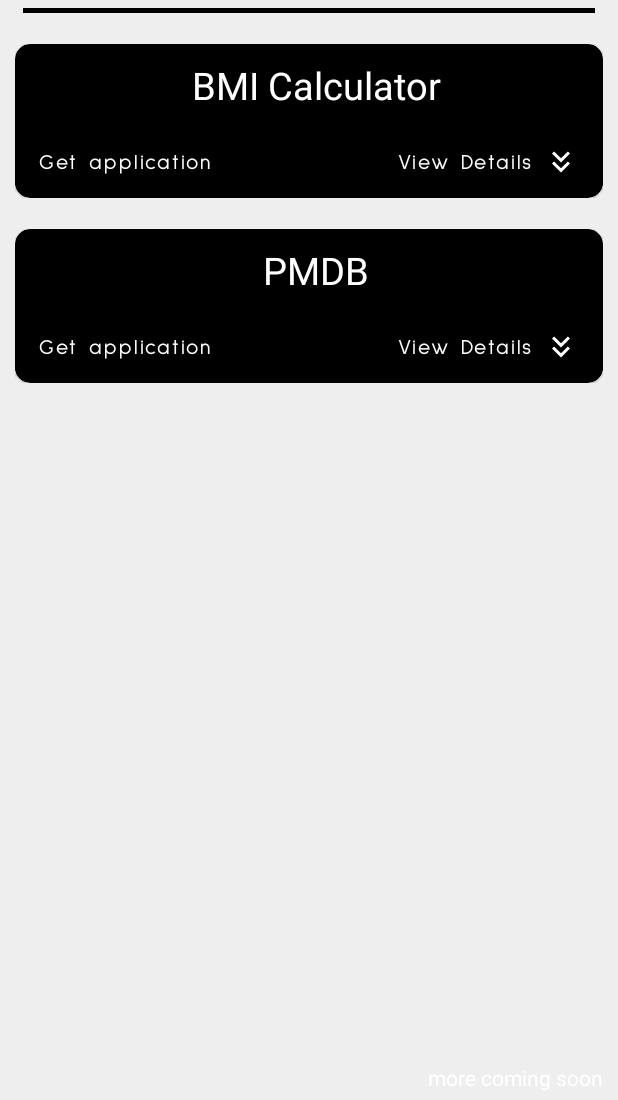
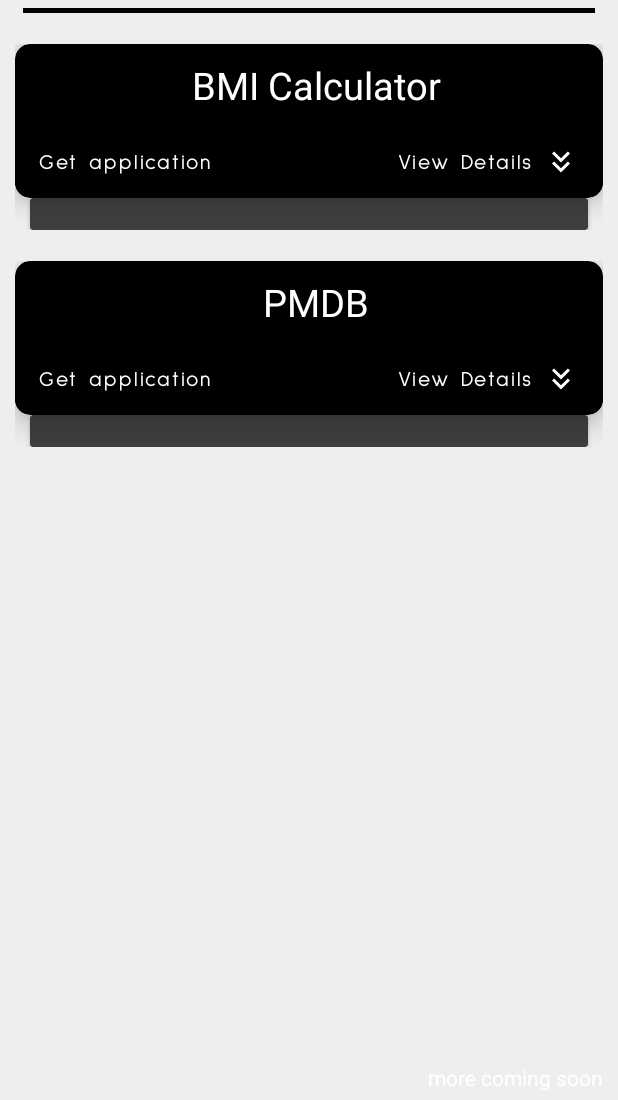
Before and after one commit to buzz-ht53/myportfolio, an Android app: the screen it shows after launch (MainActivity), on a phone screen of 412 x 824 dp, the part 136-1236 px from its top. Run offline under Robolectric (Android 15) with nearby library versions, the phone set to English and light mode, and no system bars; Roboto replaces fonts that are not available here.

Commit message:
# Dropdown 1

```diff
--- a/app/src/main/java/com/buzz_ht/myportfolio/Adapters/AppListRecyclerViewAdapter.kt
+++ b/app/src/main/java/com/buzz_ht/myportfolio/Adapters/AppListRecyclerViewAdapter.kt
@@ -4,7 +4,9 @@ import android.view.LayoutInflater
 import android.view.View
 import android.view.ViewGroup
 import android.widget.Button
+import android.widget.LinearLayout
 import android.widget.TextView
+import androidx.cardview.widget.CardView
 import androidx.recyclerview.widget.RecyclerView
 import com.buzz_ht.myportfolio.Models.CustomClass
 import com.buzz_ht.myportfolio.R
@@ -16,12 +18,19 @@ class AppListRecyclerViewAdapter(listOfItems: List<CustomClass>) :
 
     init {
         this.listOfItems = listOfItems
+        var count = 0
     }
 
     class ViewHolder(view: View) : RecyclerView.ViewHolder(view) {
         var txtAppTitle: TextView = view.findViewById(R.id.txtAppTitle)
+        var txtGithubLink: TextView = view.findViewById(R.id.txtGithubLink)
+        var txtAppUseCase: TextView = view.findViewById(R.id.txtAppUseCase)
+        var txtComplexity: TextView = view.findViewById(R.id.txtComplexity)
+        var txtTechnologiesUsed: TextView = view.findViewById(R.id.txtTechnologiesUsed)
+        var txtAppArchitecture: TextView = view.findViewById(R.id.txtAppArchitecture)
         var btnExpansion: Button = view.findViewById(R.id.btnExpansion)
         var btnGetApp: Button = view.findViewById(R.id.btnGetApp)
+        var expansionLayout: CardView = view.findViewById(R.id.expansionLayout)
     }
 
     override fun onCreateViewHolder(parent: ViewGroup, viewType: Int): ViewHolder {
@@ -33,6 +42,32 @@ class AppListRecyclerViewAdapter(listOfItems: List<CustomClass>) :
 
     override fun onBindViewHolder(holder: ViewHolder, position: Int) {
         holder.txtAppTitle.text = listOfItems[position].appName
+
+
+
+        holder.btnExpansion.setOnClickListener {
+
+            holder.expansionLayout.visibility = View.VISIBLE
+
+            if (listOfItems[position].architecture != "") {
+                holder.txtAppArchitecture.text =
+                    "Architecture used: " + listOfItems[position].architecture
+            }
+            if (listOfItems[position].githubLink != "") {
+                holder.txtGithubLink.text = "Github Link: " + listOfItems[position].githubLink
+            }
+            if (listOfItems[position].useCase != "") {
+                holder.txtAppUseCase.text = "UseCase: " + listOfItems[position].useCase
+            }
+            if (listOfItems[position].complexity != "") {
+                holder.txtComplexity.text =
+                    "App complexity used: " + listOfItems[position].complexity
+            }
+            if (listOfItems[position].technologiesUsed != "") {
+                holder.txtTechnologiesUsed.text =
+                    "Technologies used: " + listOfItems[position].technologiesUsed
+            }
+        }
     }
 
     override fun getItemCount(): Int {
--- a/app/src/main/java/com/buzz_ht/myportfolio/MainActivity.kt
+++ b/app/src/main/java/com/buzz_ht/myportfolio/MainActivity.kt
@@ -66,7 +66,8 @@ class MainActivity : AppCompatActivity() {
                 "Firebase Authentication",
                 "MVC",
                 "NA",
-                "Calculate your accurate BMI"
+                "Calculate your accurate BMI",
+                "1/10"
             )
         )
         listOfApps.add(
@@ -75,7 +76,8 @@ class MainActivity : AppCompatActivity() {
                 "Third Party Apis, Retrofit",
                 "MVC",
                 "NA",
-                "Find your favourite movies and shwos"
+                "Find your favourite movies and shwos",
+                "1.5/10"
             )
         )
 
--- a/app/src/main/java/com/buzz_ht/myportfolio/Models/CustomClass.kt
+++ b/app/src/main/java/com/buzz_ht/myportfolio/Models/CustomClass.kt
@@ -2,10 +2,11 @@ package com.buzz_ht.myportfolio.Models
 
 data class CustomClass(
     val appName: String,
-    val technologiesUsed: String,
+
     val architecture: String,
     val githubLink: String,
-    val useCase: String
-
+    val technologiesUsed: String,
+    val useCase: String,
+    val complexity: String
 
 )
--- a/app/src/main/res/layout/applist_recview.xml
+++ b/app/src/main/res/layout/applist_recview.xml
@@ -9,17 +9,19 @@
     android:layout_height="wrap_content">
 
     <com.google.android.material.card.MaterialCardView
+        android:id="@+id/materialCardView"
         android:layout_width="match_parent"
         android:layout_height="wrap_content"
+        android:backgroundTint="@color/black"
+        app:cardCornerRadius="10dp"
+        app:cardElevation="10dp"
         app:layout_constraintStart_toStartOf="parent"
-        app:cardCornerRadius="10dp"
-        android:backgroundTint="@color/black"
         app:layout_constraintTop_toTopOf="parent">
 
         <RelativeLayout
             android:layout_width="match_parent"
-            android:gravity="center"
-            android:layout_height="wrap_content">
+            android:layout_height="wrap_content"
+            android:gravity="center">
 
             <TextView
                 android:id="@+id/txtAppTitle"
@@ -29,8 +31,8 @@
                 android:layout_marginStart="10dp"
                 android:layout_marginTop="10dp"
                 android:fontFamily="@font/autour_one"
+                android:gravity="center"
                 android:text="App Name"
-                android:gravity="center"
                 android:textColor="@color/white"
                 android:textSize="25sp"
                 app:layout_constraintStart_toStartOf="parent"
@@ -54,13 +56,13 @@
                 android:id="@+id/btnGetApp"
                 android:layout_width="wrap_content"
                 android:layout_height="wrap_content"
+                android:layout_below="@+id/txtAppTitle"
                 android:layout_alignParentStart="true"
                 android:layout_marginTop="10dp"
                 android:backgroundTint="@color/black"
+                android:fontFamily="@font/sulphur_point"
                 android:text="Get application"
-                android:fontFamily="@font/sulphur_point"
                 android:textAllCaps="false"
-                android:layout_below="@+id/txtAppTitle"
                 android:textColor="@color/white" />
 
 
@@ -69,5 +71,69 @@
 
     </com.google.android.material.card.MaterialCardView>
 
+    <androidx.cardview.widget.CardView
+        android:id="@+id/expansionLayout"
+        android:layout_width="match_parent"
+        android:layout_height="wrap_content"
+        android:orientation="vertical"
+        android:layout_marginLeft="10dp"
+        android:layout_marginRight="10dp"
+        android:backgroundTint="#3C3F3E"
+        app:layout_constraintEnd_toEndOf="parent"
+
+        app:layout_constraintStart_toStartOf="@+id/materialCardView"
+        app:layout_constraintTop_toBottomOf="@+id/materialCardView">
+
+
+        <LinearLayout
+
+            android:layout_width="match_parent"
+            android:layout_height="wrap_content">
+
+
+            <TextView
+                android:id="@+id/txtAppArchitecture"
+                android:layout_width="wrap_content"
+                android:layout_height="wrap_content"
+                android:textColor="@color/white"
+                android:fontFamily="sans-serif"
+                android:textSize="15sp" />
+
+            <TextView
+                android:id="@+id/txtGithubLink"
+                android:layout_width="wrap_content"
+                android:layout_height="wrap_content"
+                android:textColor="@color/white"
+                android:fontFamily="sans-serif"
+                android:textSize="15sp" />
+
+            <TextView
+                android:id="@+id/txtAppUseCase"
+                android:layout_width="wrap_content"
+                android:layout_height="wrap_content"
+                android:textColor="@color/white"
+                android:fontFamily="sans-serif"
+                android:textSize="15sp" />
+
+            <TextView
+                android:id="@+id/txtComplexity"
+                android:layout_width="wrap_content"
+                android:layout_height="wrap_content"
+                android:textColor="@color/white"
+                android:fontFamily="sans-serif"
+                android:textSize="15sp" />
+
+            <TextView
+                android:id="@+id/txtTechnologiesUsed"
+                android:layout_width="wrap_content"
+                android:layout_height="wrap_content"
+                android:textColor="@color/white"
+                android:fontFamily="sans-serif"
+                android:textSize="15sp" />
+
+        </LinearLayout>
+
+    </androidx.cardview.widget.CardView>
+
 
 </androidx.constraintlayout.widget.ConstraintLayout>
```
